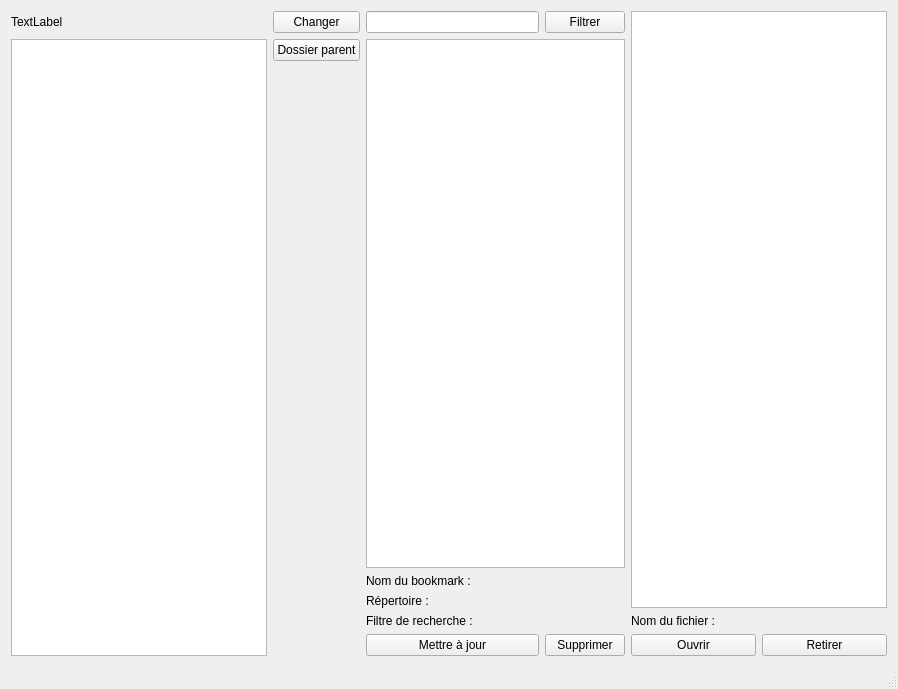
Old version of the form mainwindow.ui in the repository FlorentGuillin/Medium.
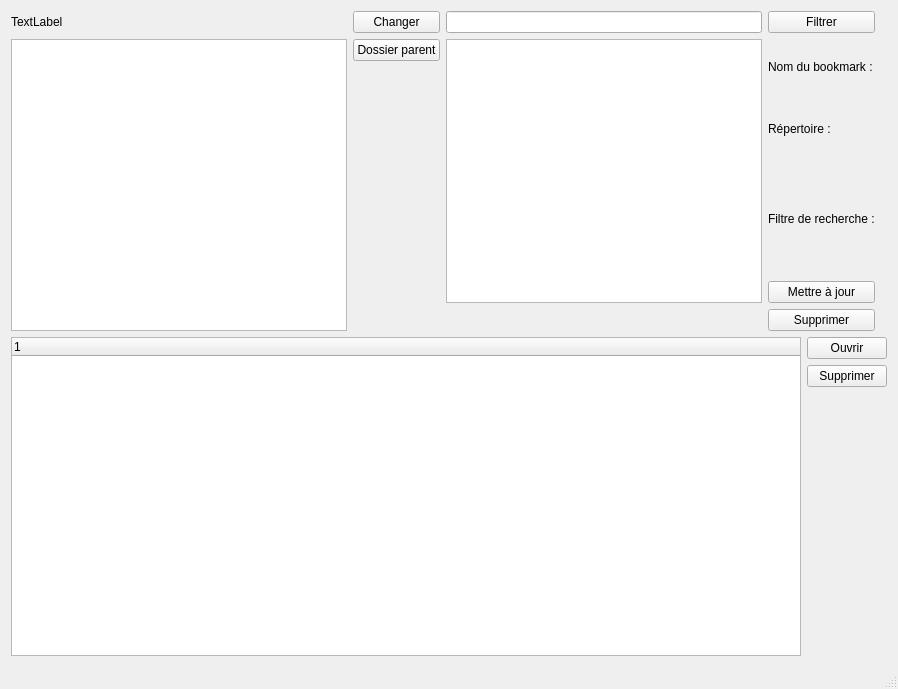
New version of the form.

Commit message: Refonte de l'affichage des fichiers + intégration de l'analyse des métadonnées des pdf

The edit to the form file:
```diff
--- a/mainwindow.ui
+++ b/mainwindow.ui
@@ -15,56 +15,31 @@
   </property>
   <widget class="QWidget" name="centralWidget">
    <layout class="QGridLayout" name="gridLayout">
-    <item row="1" column="1">
-     <layout class="QGridLayout" name="bookmarkLayout">
-      <item row="5" column="0" colspan="2">
-       <widget class="QLabel" name="bookmarkSearchName_label">
-        <property name="text">
-         <string>Nom du bookmark :</string>
-        </property>
+    <item row="3" column="0" colspan="4">
+     <layout class="QGridLayout" name="fileLayout">
+      <item row="0" column="0" rowspan="3">
+       <widget class="QTreeWidget" name="file_treeWidget">
+        <column>
+         <property name="text">
+          <string notr="true">1</string>
+         </property>
+        </column>
        </widget>
       </item>
-      <item row="2" column="0">
-       <widget class="QLineEdit" name="filter_lineEdit"/>
-      </item>
-      <item row="2" column="1">
-       <widget class="QPushButton" name="filterButton">
+      <item row="0" column="1">
+       <widget class="QPushButton" name="open_filewidgetButton">
         <property name="text">
-         <string>Filtrer</string>
+         <string>Ouvrir</string>
         </property>
        </widget>
       </item>
-      <item row="6" column="0" colspan="2">
-       <widget class="QLabel" name="bookmarkSearchDirectory_label">
-        <property name="text">
-         <string>Répertoire :</string>
-        </property>
-       </widget>
-      </item>
-      <item row="3" column="0" colspan="2">
-       <widget class="QListWidget" name="bookmark_listWidget"/>
-      </item>
-      <item row="8" column="0">
-       <widget class="QPushButton" name="updateBookmark_pushButton">
-        <property name="text">
-         <string>Mettre à jour</string>
-        </property>
-       </widget>
-      </item>
-      <item row="8" column="1">
-       <widget class="QPushButton" name="deleteBookmark_pushButton">
+      <item row="1" column="1">
+       <widget class="QPushButton" name="deleteFile_pushButton">
         <property name="text">
          <string>Supprimer</string>
         </property>
        </widget>
       </item>
-      <item row="7" column="0" colspan="2">
-       <widget class="QLabel" name="bookmarkFilter_label">
-        <property name="text">
-         <string>Filtre de recherche :</string>
-        </property>
-       </widget>
-      </item>
      </layout>
     </item>
     <item row="1" column="0">
@@ -101,31 +76,55 @@
       </item>
      </layout>
     </item>
-    <item row="1" column="5" colspan="3">
-     <layout class="QGridLayout" name="file_gridLayout">
+    <item row="1" column="1">
+     <layout class="QGridLayout" name="bookmarkLayout">
       <item row="3" column="1">
-       <widget class="QPushButton" name="openFile_pushButton">
+       <widget class="QLabel" name="bookmarkSearchName_label">
         <property name="text">
-         <string>Ouvrir</string>
+         <string>Nom du bookmark :</string>
         </property>
        </widget>
       </item>
-      <item row="3" column="2">
-       <widget class="QPushButton" name="deleteFile_pushButton">
+      <item row="4" column="1">
+       <widget class="QLabel" name="bookmarkSearchDirectory_label">
         <property name="text">
-         <string>Retirer</string>
+         <string>Répertoire :</string>
         </property>
        </widget>
       </item>
-      <item row="2" column="1" colspan="2">
-       <widget class="QLabel" name="labelFilename">
+      <item row="2" column="0">
+       <widget class="QLineEdit" name="filter_lineEdit"/>
+      </item>
+      <item row="2" column="1">
+       <widget class="QPushButton" name="filterButton">
         <property name="text">
-         <string>Nom du fichier : </string>
+         <string>Filtrer</string>
         </property>
        </widget>
       </item>
-      <item row="0" column="1" colspan="2">
-       <widget class="QTreeView" name="file_treeView"/>
+      <item row="9" column="1">
+       <widget class="QPushButton" name="deleteBookmark_pushButton">
+        <property name="text">
+         <string>Supprimer</string>
+        </property>
+       </widget>
+      </item>
+      <item row="5" column="1" rowspan="2">
+       <widget class="QLabel" name="bookmarkFilter_label">
+        <property name="text">
+         <string>Filtre de recherche :</string>
+        </property>
+       </widget>
+      </item>
+      <item row="7" column="1">
+       <widget class="QPushButton" name="updateBookmark_pushButton">
+        <property name="text">
+         <string>Mettre à jour</string>
+        </property>
+       </widget>
+      </item>
+      <item row="3" column="0" rowspan="5">
+       <widget class="QListWidget" name="bookmark_listWidget"/>
       </item>
      </layout>
     </item>
```
The commit also changes 16 other files.
